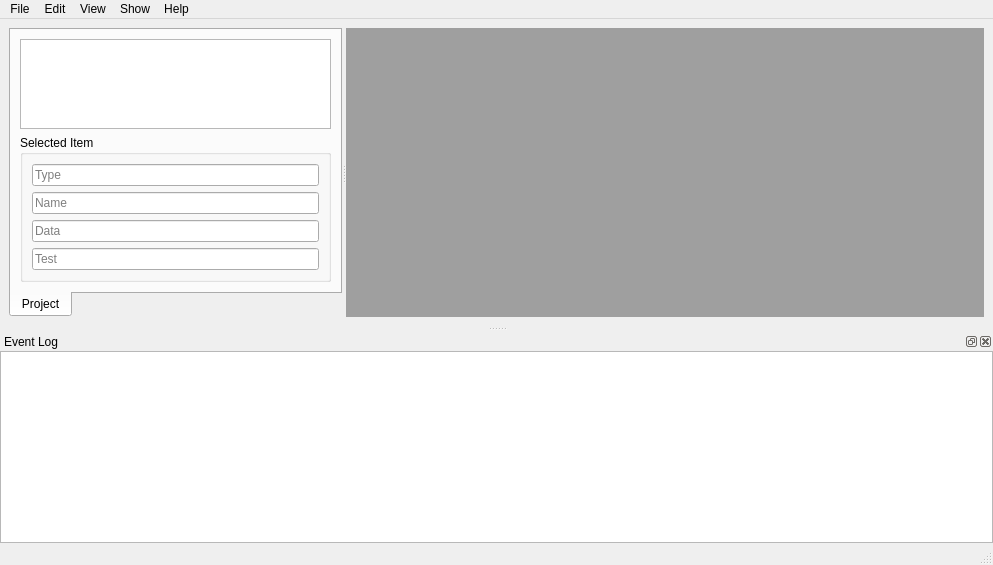
spine-tools/Spine-Toolbox, file spinetoolbox/ui/mainwindow.ui: the form before one commit.
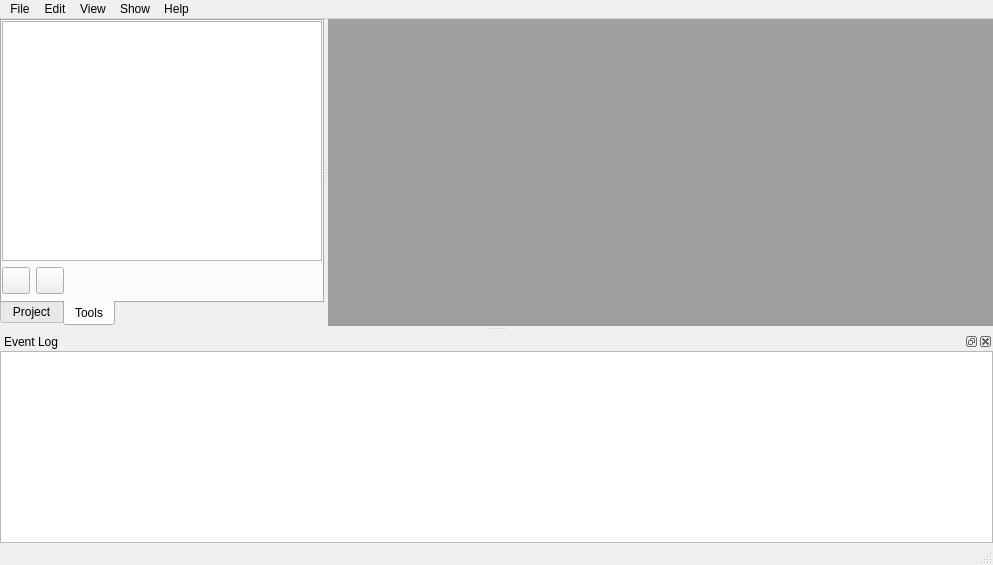
The form after the commit. The open tabs and pages were chosen to show the change. Icons and pictures are not drawn.

Commit message: Adding a Tool development in progress

What changed in the file:
```diff
--- a/spinetoolbox/ui/mainwindow.ui
+++ b/spinetoolbox/ui/mainwindow.ui
@@ -35,6 +35,18 @@
   </property>
   <widget class="QWidget" name="centralwidget">
    <layout class="QVBoxLayout" name="verticalLayout_4">
+    <property name="leftMargin">
+     <number>0</number>
+    </property>
+    <property name="topMargin">
+     <number>0</number>
+    </property>
+    <property name="rightMargin">
+     <number>0</number>
+    </property>
+    <property name="bottomMargin">
+     <number>0</number>
+    </property>
     <item>
      <widget class="QSplitter" name="splitter">
       <property name="orientation">
@@ -67,6 +79,21 @@
          <string>Project</string>
         </attribute>
         <layout class="QVBoxLayout" name="verticalLayout_2">
+         <property name="spacing">
+          <number>6</number>
+         </property>
+         <property name="leftMargin">
+          <number>0</number>
+         </property>
+         <property name="topMargin">
+          <number>0</number>
+         </property>
+         <property name="rightMargin">
+          <number>0</number>
+         </property>
+         <property name="bottomMargin">
+          <number>0</number>
+         </property>
          <item>
           <widget class="QTreeView" name="treeView_project">
            <property name="contextMenuPolicy">
@@ -158,6 +185,89 @@
          </item>
         </layout>
        </widget>
+       <widget class="QWidget" name="tab_tools">
+        <attribute name="title">
+         <string>Tools</string>
+        </attribute>
+        <layout class="QVBoxLayout" name="verticalLayout_5">
+         <property name="spacing">
+          <number>6</number>
+         </property>
+         <property name="leftMargin">
+          <number>0</number>
+         </property>
+         <property name="topMargin">
+          <number>0</number>
+         </property>
+         <property name="rightMargin">
+          <number>0</number>
+         </property>
+         <property name="bottomMargin">
+          <number>6</number>
+         </property>
+         <item>
+          <widget class="QListView" name="listView_tools">
+           <property name="toolTip">
+            <string>&lt;html&gt;&lt;head/&gt;&lt;body&gt;&lt;p&gt;Tools available in this project&lt;/p&gt;&lt;/body&gt;&lt;/html&gt;</string>
+           </property>
+          </widget>
+         </item>
+         <item>
+          <layout class="QHBoxLayout" name="horizontalLayout">
+           <item>
+            <widget class="QToolButton" name="toolButton_add_tool_candidate">
+             <property name="toolTip">
+              <string>&lt;html&gt;&lt;head/&gt;&lt;body&gt;&lt;p&gt;Add Tool to project&lt;/p&gt;&lt;/body&gt;&lt;/html&gt;</string>
+             </property>
+             <property name="icon">
+              <iconset resource="resources/resources_icons.qrc">
+               <normaloff>:/icons/add_tool.png</normaloff>:/icons/add_tool.png</iconset>
+             </property>
+             <property name="iconSize">
+              <size>
+               <width>20</width>
+               <height>20</height>
+              </size>
+             </property>
+             <property name="autoRaise">
+              <bool>false</bool>
+             </property>
+            </widget>
+           </item>
+           <item>
+            <widget class="QToolButton" name="toolButton_remove_tool_candidate">
+             <property name="toolTip">
+              <string>&lt;html&gt;&lt;head/&gt;&lt;body&gt;&lt;p&gt;Remove Tool from project&lt;/p&gt;&lt;/body&gt;&lt;/html&gt;</string>
+             </property>
+             <property name="icon">
+              <iconset resource="resources/resources_icons.qrc">
+               <normaloff>:/icons/remove_tool.png</normaloff>:/icons/remove_tool.png</iconset>
+             </property>
+             <property name="iconSize">
+              <size>
+               <width>20</width>
+               <height>20</height>
+              </size>
+             </property>
+            </widget>
+           </item>
+           <item>
+            <spacer name="horizontalSpacer">
+             <property name="orientation">
+              <enum>Qt::Horizontal</enum>
+             </property>
+             <property name="sizeHint" stdset="0">
+              <size>
+               <width>40</width>
+               <height>20</height>
+              </size>
+             </property>
+            </spacer>
+           </item>
+          </layout>
+         </item>
+        </layout>
+       </widget>
       </widget>
       <widget class="QMdiArea" name="mdiArea">
        <property name="sizePolicy">
```
The commit also changes 12 other files.
